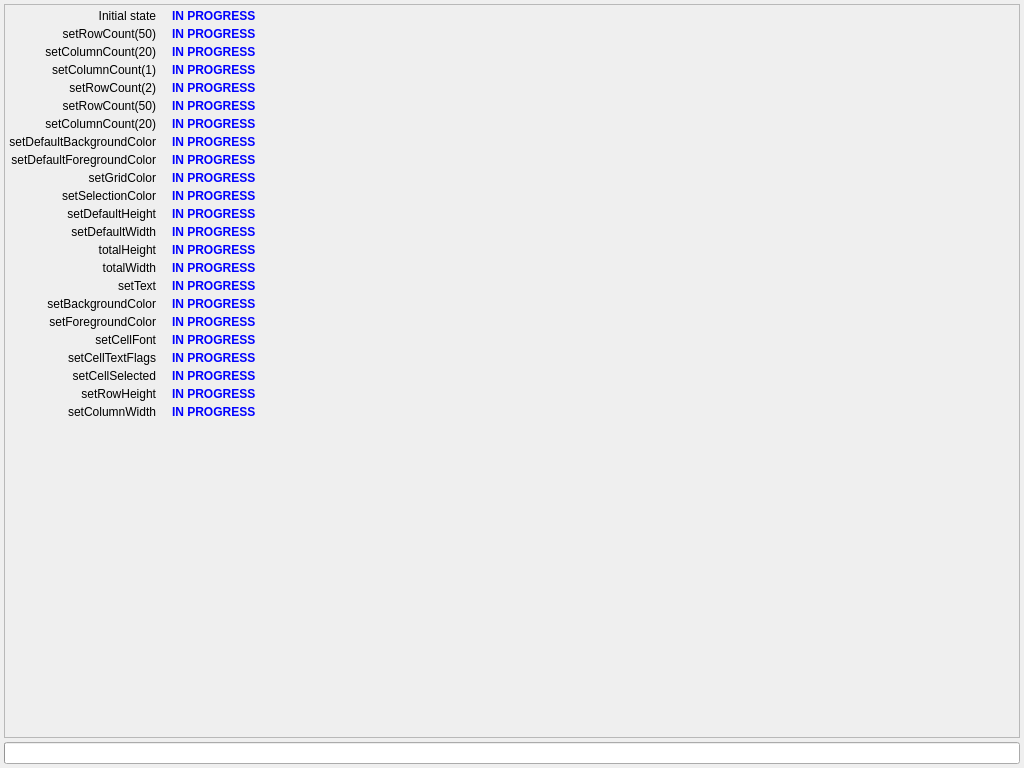
Gris87/Qt_FastTableWidget, file src/main/testdialog.ui: the form before one commit.
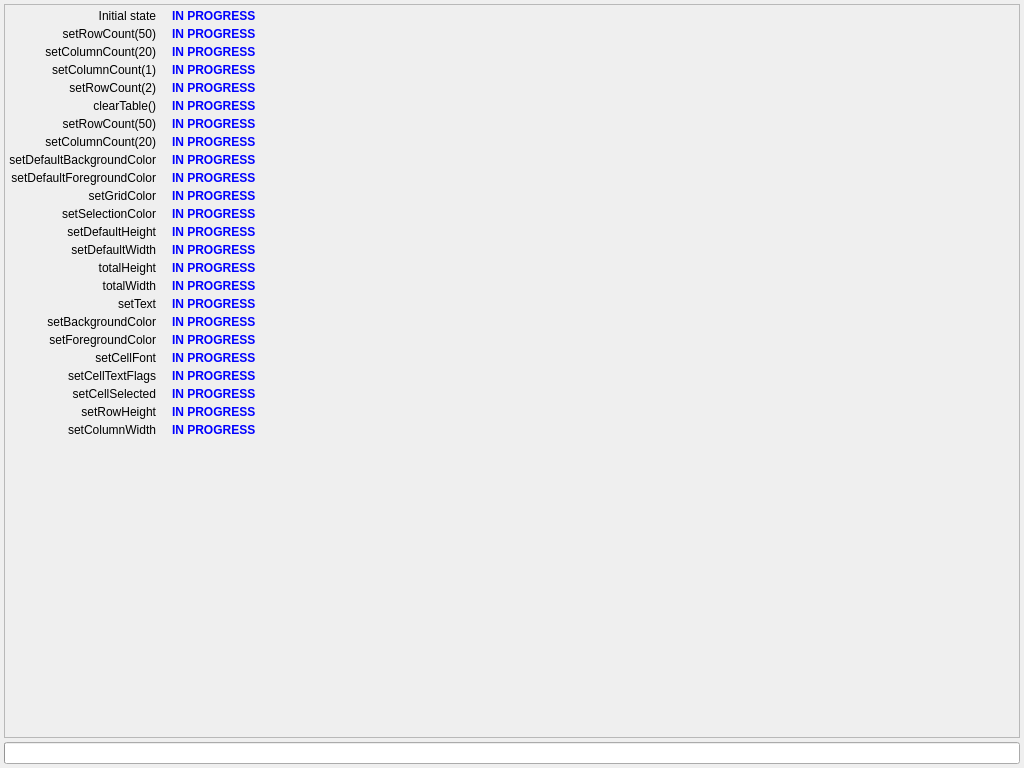
The form after the commit.

The edit to the form file:
```diff
--- a/src/main/testdialog.ui
+++ b/src/main/testdialog.ui
@@ -390,7 +390,7 @@
              </property>
             </widget>
            </item>
-           <item row="7" column="0">
+           <item row="8" column="0">
             <widget class="QLabel" name="setDefBackgroundLabel">
              <property name="text">
               <string>setDefaultBackgroundColor</string>
@@ -400,7 +400,7 @@
              </property>
             </widget>
            </item>
-           <item row="8" column="0">
+           <item row="9" column="0">
             <widget class="QLabel" name="setDefForegroundLabel">
              <property name="text">
               <string>setDefaultForegroundColor</string>
@@ -410,7 +410,7 @@
              </property>
             </widget>
            </item>
-           <item row="8" column="2">
+           <item row="9" column="2">
             <widget class="QLabel" name="setDefForegroundResLabel">
              <property name="sizePolicy">
               <sizepolicy hsizetype="MinimumExpanding" vsizetype="Preferred">
@@ -466,7 +466,7 @@
              </property>
             </widget>
            </item>
-           <item row="7" column="2">
+           <item row="8" column="2">
             <widget class="QLabel" name="setDefBackgroundResLabel">
              <property name="sizePolicy">
               <sizepolicy hsizetype="MinimumExpanding" vsizetype="Preferred">
@@ -522,7 +522,7 @@
              </property>
             </widget>
            </item>
-           <item row="11" column="0">
+           <item row="12" column="0">
             <widget class="QLabel" name="setDefHeightLabel">
              <property name="text">
               <string>setDefaultHeight</string>
@@ -532,7 +532,7 @@
              </property>
             </widget>
            </item>
-           <item row="11" column="2">
+           <item row="12" column="2">
             <widget class="QLabel" name="setDefHeightResLabel">
              <property name="sizePolicy">
               <sizepolicy hsizetype="MinimumExpanding" vsizetype="Preferred">
@@ -588,7 +588,7 @@
              </property>
             </widget>
            </item>
-           <item row="12" column="0">
+           <item row="13" column="0">
             <widget class="QLabel" name="setDefWidthLabel">
              <property name="text">
               <string>setDefaultWidth</string>
@@ -598,7 +598,7 @@
              </property>
             </widget>
            </item>
-           <item row="12" column="2">
+           <item row="13" column="2">
             <widget class="QLabel" name="setDefWidthResLabel">
              <property name="sizePolicy">
               <sizepolicy hsizetype="MinimumExpanding" vsizetype="Preferred">
@@ -654,7 +654,7 @@
              </property>
             </widget>
            </item>
-           <item row="14" column="2">
+           <item row="15" column="2">
             <widget class="QLabel" name="totalWidthResLabel">
              <property name="sizePolicy">
               <sizepolicy hsizetype="MinimumExpanding" vsizetype="Preferred">
@@ -710,7 +710,7 @@
              </property>
             </widget>
            </item>
-           <item row="13" column="2">
+           <item row="14" column="2">
             <widget class="QLabel" name="totalHeightResLabel">
              <property name="sizePolicy">
               <sizepolicy hsizetype="MinimumExpanding" vsizetype="Preferred">
@@ -766,7 +766,7 @@
              </property>
             </widget>
            </item>
-           <item row="13" column="0">
+           <item row="14" column="0">
             <widget class="QLabel" name="totalHeightLabel">
              <property name="text">
               <string>totalHeight</string>
@@ -776,7 +776,7 @@
              </property>
             </widget>
            </item>
-           <item row="14" column="0">
+           <item row="15" column="0">
             <widget class="QLabel" name="totalWidthLabel">
              <property name="text">
               <string>totalWidth</string>
@@ -786,7 +786,7 @@
              </property>
             </widget>
            </item>
-           <item row="16" column="0">
+           <item row="17" column="0">
             <widget class="QLabel" name="setBackgroundLabel">
              <property name="text">
               <string>setBackgroundColor</string>
@@ -796,7 +796,7 @@
              </property>
             </widget>
            </item>
-           <item row="16" column="2">
+           <item row="17" column="2">
             <widget class="QLabel" name="setBackgroundResLabel">
              <property name="sizePolicy">
               <sizepolicy hsizetype="MinimumExpanding" vsizetype="Preferred">
@@ -852,7 +852,7 @@
              </property>
             </widget>
            </item>
-           <item row="15" column="0">
+           <item row="16" column="0">
             <widget class="QLabel" name="setTextLabel">
              <property name="text">
               <string>setText</string>
@@ -862,7 +862,7 @@
              </property>
             </widget>
            </item>
-           <item row="15" column="2">
+           <item row="16" column="2">
             <widget class="QLabel" name="setTextResLabel">
              <property name="sizePolicy">
               <sizepolicy hsizetype="MinimumExpanding" vsizetype="Preferred">
@@ -918,7 +918,7 @@
              </property>
             </widget>
            </item>
-           <item row="17" column="0">
+           <item row="18" column="0">
             <widget class="QLabel" name="setForegroundLabel">
              <property name="text">
               <string>setForegroundColor</string>
@@ -928,7 +928,7 @@
              </property>
             </widget>
            </item>
-           <item row="17" column="2">
+           <item row="18" column="2">
             <widget class="QLabel" name="setForegroundResLabel">
              <property name="sizePolicy">
               <sizepolicy hsizetype="MinimumExpanding" vsizetype="Preferred">
@@ -984,7 +984,7 @@
              </property>
             </widget>
            </item>
-           <item row="18" column="0">
+           <item row="19" column="0">
             <widget class="QLabel" name="setCellFontLabel">
              <property name="text">
               <string>setCellFont</string>
@@ -994,7 +994,7 @@
              </property>
             </widget>
            </item>
-           <item row="20" column="0">
+           <item row="21" column="0">
             <widget class="QLabel" name="setCellSelectedLabel">
              <property name="text">
               <string>setCellSelected</string>
@@ -1004,7 +1004,7 @@
              </property>
             </widget>
            </item>
-           <item row="18" column="2">
+           <item row="19" column="2">
             <widget class="QLabel" name="setCellFontResLabel">
              <property name="sizePolicy">
               <sizepolicy hsizetype="MinimumExpanding" vsizetype="Preferred">
@@ -1060,7 +1060,7 @@
              </property>
             </widget>
            </item>
-           <item row="20" column="2">
+           <item row="21" column="2">
             <widget class="QLabel" name="setCellSelectedResLabel">
              <property name="sizePolicy">
               <sizepolicy hsizetype="MinimumExpanding" vsizetype="Preferred">
@@ -1116,7 +1116,7 @@
              </property>
             </widget>
            </item>
-           <item row="22" column="2">
+           <item row="23" column="2">
             <widget class="QLabel" name="setColumnWidthResLabel">
              <property name="sizePolicy">
               <sizepolicy hsizetype="MinimumExpanding" vsizetype="Preferred">
@@ -1172,7 +1172,7 @@
              </property>
             </widget>
            </item>
-           <item row="21" column="2">
+           <item row="22" column="2">
             <widget class="QLabel" name="setRowHeightResLabel">
              <property name="sizePolicy">
               <sizepolicy hsizetype="MinimumExpanding" vsizetype="Preferred">
@@ -1228,7 +1228,7 @@
              </property>
             </widget>
            </item>
-           <item row="21" column="0">
+           <item row="22" column="0">
             <widget class="QLabel" name="setRowHeightLabel">
              <property name="text">
               <string>setRowHeight</string>
@@ -1238,7 +1238,7 @@
              </property>
             </widget>
            </item>
-           <item row="22" column="0">
+           <item row="23" column="0">
             <widget class="QLabel" name="setColumnWidthLabel">
              <property name="text">
               <string>setColumnWidth</string>
@@ -1248,7 +1248,7 @@
              </property>
             </widget>
            </item>
-           <item row="5" column="0">
+           <item row="6" column="0">
             <widget class="QLabel" name="setRow50Label2">
              <property name="text">
               <string>setRowCount(50)</string>
@@ -1258,7 +1258,7 @@
              </property>
             </widget>
            </item>
-           <item row="5" column="2">
+           <item row="6" column="2">
             <widget class="QLabel" name="setRow50ResLabel2">
              <property name="sizePolicy">
               <sizepolicy hsizetype="MinimumExpanding" vsizetype="Preferred">
@@ -1314,7 +1314,7 @@
              </property>
             </widget>
            </item>
-           <item row="6" column="0">
+           <item row="7" column="0">
             <widget class="QLabel" name="setCol20Label2">
              <property name="text">
               <string>setColumnCount(20)</string>
@@ -1324,7 +1324,7 @@
              </property>
             </widget>
            </item>
-           <item row="6" column="2">
+           <item row="7" column="2">
             <widget class="QLabel" name="setCol20ResLabel2">
              <property name="sizePolicy">
               <sizepolicy hsizetype="MinimumExpanding" vsizetype="Preferred">
@@ -1380,7 +1380,7 @@
              </property>
             </widget>
            </item>
-           <item row="10" column="0">
+           <item row="11" column="0">
             <widget class="QLabel" name="setSelectionColorLabel">
              <property name="text">
               <string>setSelectionColor</string>
@@ -1390,7 +1390,7 @@
              </property>
             </widget>
            </item>
-           <item row="10" column="2">
+           <item row="11" column="2">
             <widget class="QLabel" name="setSelectionColorResLabel">
              <property name="sizePolicy">
               <sizepolicy hsizetype="MinimumExpanding" vsizetype="Preferred">
@@ -1446,7 +1446,7 @@
              </property>
             </widget>
            </item>
-           <item row="9" column="0">
+           <item row="10" column="0">
             <widget class="QLabel" name="setGridColorLabel">
              <property name="text">
               <string>setGridColor</string>
@@ -1456,7 +1456,7 @@
              </property>
             </widget>
            </item>
-           <item row="9" column="2">
+           <item row="10" column="2">
             <widget class="QLabel" name="setGridColorResLabel">
              <property name="sizePolicy">
               <sizepolicy hsizetype="MinimumExpanding" vsizetype="Preferred">
@@ -1512,7 +1512,7 @@
              </property>
             </widget>
            </item>
-           <item row="19" column="0">
+           <item row="20" column="0">
             <widget class="QLabel" name="setCellTextFlagsLabel">
              <property name="text">
               <string>setCellTextFlags</string>
@@ -1522,8 +1522,74 @@
              </property>
             </widget>
            </item>
-           <item row="19" column="2">
+           <item row="20" column="2">
             <widget class="QLabel" name="setCellTextFlagsResLabel">
+             <property name="sizePolicy">
+              <sizepolicy hsizetype="MinimumExpanding" vsizetype="Preferred">
+               <horstretch>0</horstretch>
+               <verstretch>0</verstretch>
+              </sizepolicy>
+             </property>
+             <property name="palette">
+              <palette>
+               <active>
+                <colorrole role="WindowText">
+                 <brush brushstyle="SolidPattern">
+                  <color alpha="255">
+                   <red>0</red>
+                   <green>0</green>
+                   <blue>255</blue>
+                  </color>
+                 </brush>
+                </colorrole>
+               </active>
+               <inactive>
+                <colorrole role="WindowText">
+                 <brush brushstyle="SolidPattern">
+                  <color alpha="255">
+                   <red>0</red>
+                   <green>0</green>
+                   <blue>255</blue>
+                  </color>
+                 </brush>
+                </colorrole>
+               </inactive>
+               <disabled>
+                <colorrole role="WindowText">
+                 <brush brushstyle="SolidPattern">
+                  <color alpha="255">
+                   <red>120</red>
+                   <green>120</green>
+                   <blue>120</blue>
+                  </color>
+                 </brush>
+                </colorrole>
+               </disabled>
+              </palette>
+             </property>
+             <property name="font">
+              <font>
+               <weight>75</weight>
+               <bold>true</bold>
+              </font>
+             </property>
+             <property name="text">
+              <string>IN PROGRESS</string>
+             </property>
+            </widget>
+           </item>
+           <item row="5" column="0">
+            <widget class="QLabel" name="clearTableLabel">
+             <property name="text">
+              <string>clearTable()</string>
+             </property>
+             <property name="alignment">
+              <set>Qt::AlignRight|Qt::AlignTrailing|Qt::AlignVCenter</set>
+             </property>
+            </widget>
+           </item>
+           <item row="5" column="2">
+            <widget class="QLabel" name="clearTableResLabel">
              <property name="sizePolicy">
               <sizepolicy hsizetype="MinimumExpanding" vsizetype="Preferred">
                <horstretch>0</horstretch>
```
